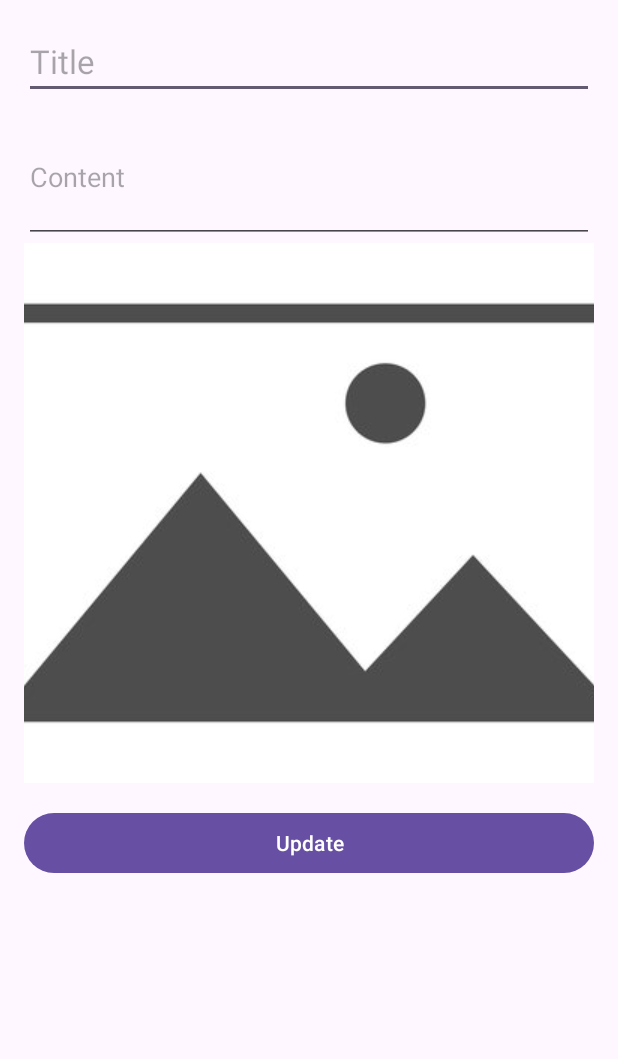
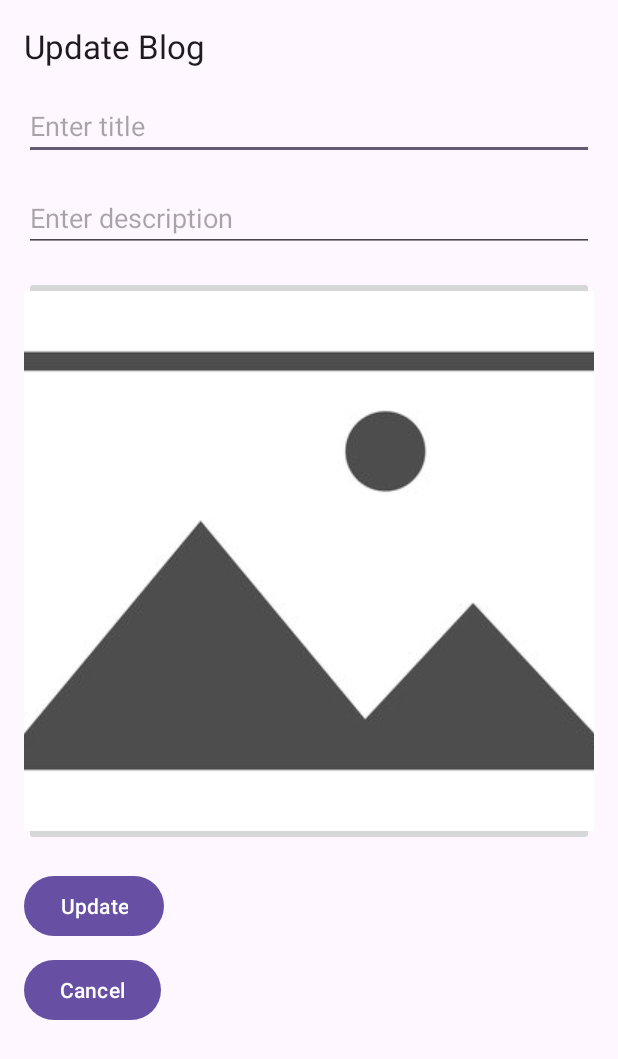
Before and after one commit to Shravanth-MR/Blog-Application, an Android app: the layout activity_update_blog.xml on its own in the app's theme, with its tools: preview values and no code run, on a phone screen of 412 x 824 dp. Shown: the top 1059 px of the screen. Run offline under Robolectric (Android 15) with nearby library versions, the phone set to English and light mode, and no system bars.

Commit message:
update blog posts

```diff
--- a/Blogapp/app/src/main/res/layout/activity_update_blog.xml
+++ b/Blogapp/app/src/main/res/layout/activity_update_blog.xml
@@ -5,37 +5,55 @@
     android:orientation="vertical"
     android:padding="16dp">
 
+    <TextView
+        android:id="@+id/titleTextView"
+        android:layout_width="wrap_content"
+        android:layout_height="wrap_content"
+        android:layout_marginBottom="16dp"
+        android:text="Update Blog"
+        android:textAppearance="@style/TextAppearance.AppCompat.Large" />
+
     <EditText
-        android:id="@+id/editTextTitle"
+        android:id="@+id/titleEditText"
         android:layout_width="match_parent"
         android:layout_height="wrap_content"
-        android:hint="Title"
-        android:maxLines="1"
-        android:inputType="textCapSentences|textAutoCorrect"
-        android:textAppearance="?android:attr/textAppearanceLarge" />
+        android:hint="Enter title" />
 
     <EditText
-        android:id="@+id/editTextContent"
+        android:id="@+id/descriptionEditText"
         android:layout_width="match_parent"
         android:layout_height="wrap_content"
-        android:layout_marginTop="8dp"
-        android:hint="Content"
-        android:inputType="textMultiLine"
-        android:minLines="3"
-        android:textAppearance="?android:attr/textAppearanceMedium" />
+        android:hint="Enter description"
+        android:layout_marginTop="16dp" />
+
+    <ImageButton
+        android:id="@+id/selectImageButton"
+        android:layout_width="wrap_content"
+        android:layout_height="wrap_content"
+        android:src="@drawable/placeholder_image"
+        android:layout_marginTop="16dp" />
 
     <ImageView
-        android:id="@+id/imageView"
-        android:layout_width="match_parent"
-        android:layout_height="wrap_content"
+        android:id="@+id/selectedImageView"
+        android:layout_width="200dp"
+        android:layout_height="200dp"
+        android:layout_gravity="center"
         android:scaleType="centerCrop"
-        android:src="@drawable/placeholder_image" />
+        android:visibility="gone"
+        android:layout_marginTop="16dp" />
 
     <Button
-        android:id="@+id/updateButton1"
-        android:layout_width="match_parent"
+        android:id="@+id/updateButton"
+        android:layout_width="wrap_content"
         android:layout_height="wrap_content"
-        android:layout_marginTop="16dp"
-        android:text="Update" />
+        android:text="Update"
+        android:layout_marginTop="16dp" />
+
+    <Button
+        android:id="@+id/cancelButton"
+        android:layout_width="wrap_content"
+        android:layout_height="wrap_content"
+        android:text="Cancel"
+        android:layout_marginTop="8dp" />
 
 </LinearLayout>
```
Also changed, not shown: Blogapp/app/src/main/AndroidManifest.xml (+8 -5 lines), Blogapp/app/src/main/java/com/example/blog_app/Profpage.kt (+5 -5 lines), Blogapp/app/src/main/java/com/example/blog_app/UpdateBlogActivity.kt (+134 -94 lines).
